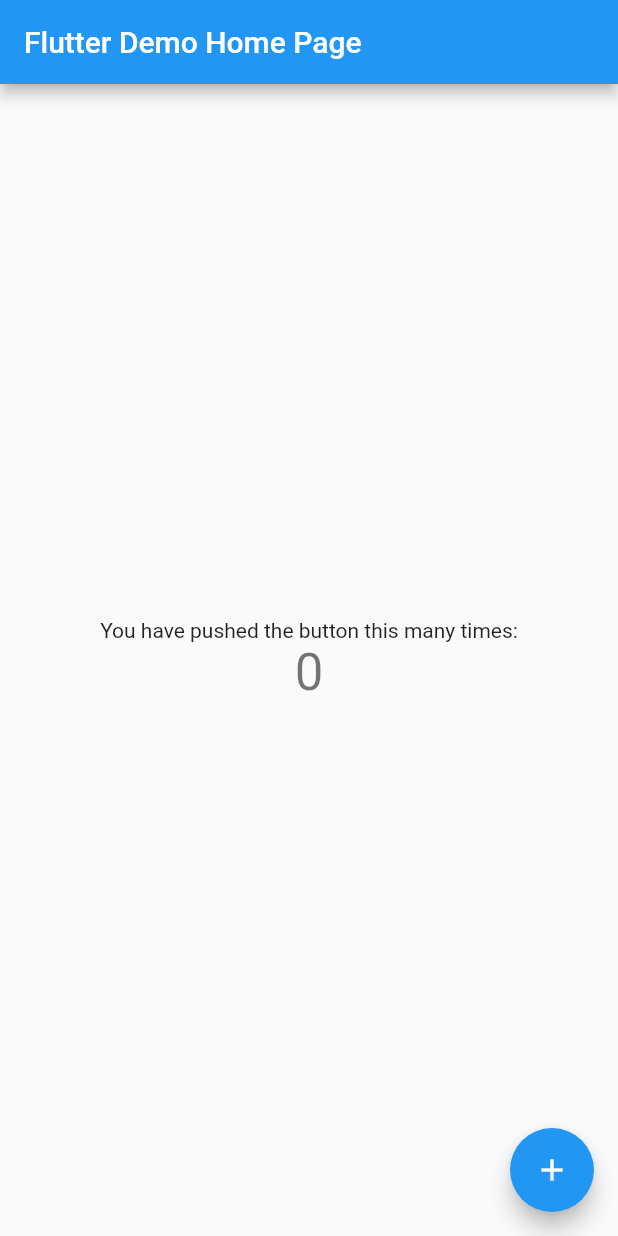
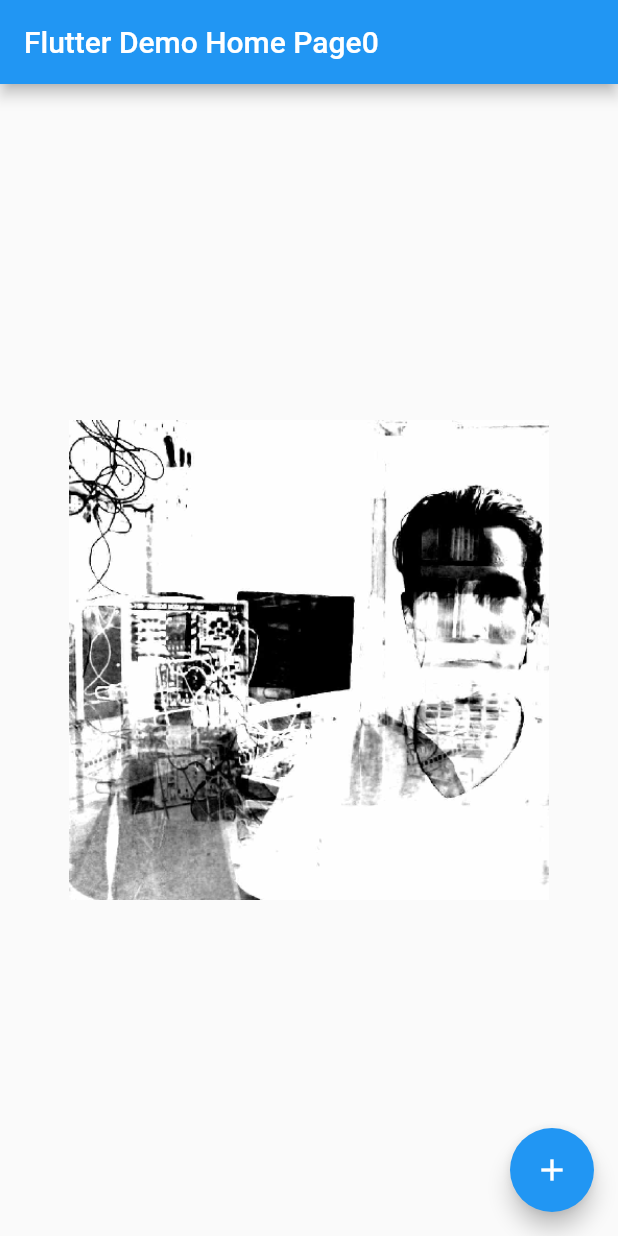
Before and after one commit to stephaneworkspace/ukulele2tracker, a Flutter app: the screen it shows after launch, on a phone screen of 412 x 824 dp. Run offline on Flutter 3.47's test engine with Material 2 defaults, Android fonts, the phone set to English and light mode, and no system bars.

```diff
--- a/lib/main.dart
+++ b/lib/main.dart
@@ -6,7 +6,7 @@ class MyApp extends StatelessWidget {
   // This widget is the root of your application.
   @override
   Widget build(BuildContext context) {
-    return MaterialApp(
+    return new MaterialApp(
       title: 'Flutter Demo',
       theme: ThemeData(
         // This is the theme of your application.
@@ -44,7 +44,8 @@ class MyHomePage extends StatefulWidget {
 }
 
 class _MyHomePageState extends State<MyHomePage> {
-  int _counter = 0;
+ int _counter = 0;
+
 
   void _incrementCounter() {
     setState(() {
@@ -65,16 +66,34 @@ class _MyHomePageState extends State<MyHomePage> {
     // The Flutter framework has been optimized to make rerunning build methods
     // fast, so that you can just rebuild anything that needs updating rather
     // than having to individually change instances of widgets.
-    return Scaffold(
+    return new Scaffold(
       appBar: AppBar(
         // Here we take the value from the MyHomePage object that was created by
         // the App.build method, and use it to set our appbar title.
-        title: Text(widget.title),
+        //title: Text(widget.title),
+        title: new Text(widget.title + '$_counter'),
       ),
       body: Center(
+        child: Column(
+          mainAxisAlignment: MainAxisAlignment.center,
+          mainAxisSize: MainAxisSize.max,
+          children: <Widget>[
+            Expanded(
+              child: Center(
+                child: new Image.asset(
+                  'assets/test.png',
+                  fit: BoxFit.fill,
+                  width: 320.0,
+                  height: 320.0,
+                )
+              )
+            )
+          ],
+        ),
+        //)
         // Center is a layout widget. It takes a single child and positions it
         // in the middle of the parent.
-        child: Column(
+        /*child: Column(
           // Column is also a layout widget. It takes a list of children and
           // arranges them vertically. By default, it sizes itself to fit its
           // children horizontally, and tries to be as tall as its parent.
@@ -99,7 +118,7 @@ class _MyHomePageState extends State<MyHomePage> {
               style: Theme.of(context).textTheme.display1,
             ),
           ],
-        ),
+        ),*/
       ),
       floatingActionButton: FloatingActionButton(
         onPressed: _incrementCounter,
--- a/pubspec.yaml
+++ b/pubspec.yaml
@@ -44,6 +44,8 @@ flutter:
   # assets:
   #  - images/a_dot_burr.jpeg
   #  - images/a_dot_ham.jpeg
+  assets:
+    - assets/
 
   # An image asset can refer to one or more resolution-specific "variants", see
   # https://flutter.dev/assets-and-images/#resolution-aware.
```
Also changed, not shown: assets/test.png (added), 4 other files.
